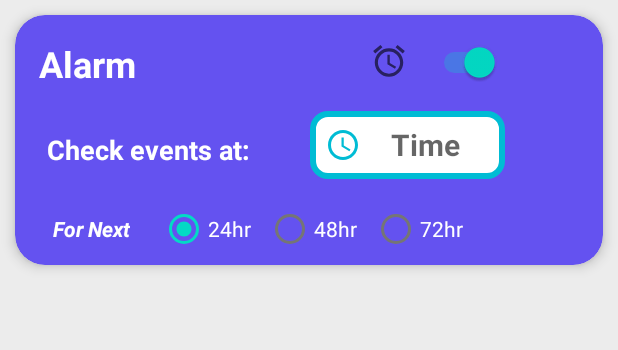
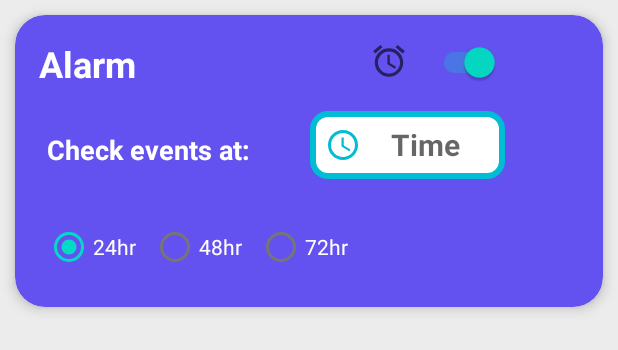
Before and after one commit to m7mdyoussef/Weather_Alert, an Android app: the layout fragment_alarm.xml on its own in the app's theme, with its tools: preview values and no code run, on a phone screen of 412 x 824 dp. Shown: the top 350 px of the screen. Run offline under Robolectric (Android 15) with nearby library versions, the phone set to English and light mode, and no system bars; plain views replace FloatingActionButtonExpandable; network calls fail.

Commit message:
ui last update

```diff
--- a/app/src/main/java/com/joecoding/weatheralert/adapter/AlarmAdapter.kt
+++ b/app/src/main/java/com/joecoding/weatheralert/adapter/AlarmAdapter.kt
@@ -157,7 +157,6 @@ class AlarmAdapter(
        builder.setTitle(R.string.deleteAlarm)
        builder.setMessage(R.string.alarmMessage)
        builder.setPositiveButton(R.string.yes){ _, _ ->
-           Toast.makeText(context,"${items[pos].id} ${items[pos]} ",Toast.LENGTH_LONG).show()
            stopAlarm(items[pos].id)
            alarViewModel.deleteAlarmItem(items[pos].id)
            notifyDataSetChanged()
--- a/app/src/main/java/com/joecoding/weatheralert/ui/favorite/FavoriteFragment.kt
+++ b/app/src/main/java/com/joecoding/weatheralert/ui/favorite/FavoriteFragment.kt
@@ -145,10 +145,6 @@ class FavoriteFragment : Fragment() {
                 // insert to weather data table
                 favoriteViewModel.insertFavoriteToDataBase(latDecimal.toString(),lonDecimal.toString())
 
-                Toast.makeText(context,"latitude ${carmenFeature.center()?.latitude()} \n" +
-                        " longitude ${carmenFeature.center()?.longitude() } \n" +
-                        "location  ${carmenFeature.text()} \n"
-                    , Toast.LENGTH_LONG).show()
                 fab.expand()
                 activity?.supportFragmentManager?.beginTransaction()?.remove(autocompleteFragment)?.commit()
                 binding.placeAutoCompleteFrag.visibility= View.GONE
--- a/app/src/main/java/com/joecoding/weatheralert/ui/settings/SettingFragment.kt
+++ b/app/src/main/java/com/joecoding/weatheralert/ui/settings/SettingFragment.kt
@@ -50,11 +50,9 @@ class SettingFragment : Fragment() {
                 when (checkedId) {
                     R.id.btnMetric -> {
                         units="metric"
-                        showToast("metric")
                     }
                     R.id.btnImperial -> {
                         units="imperial"
-                        showToast("imperial")
                     }
                 }
                 sharedPref.setUnit(units)
@@ -66,11 +64,9 @@ class SettingFragment : Fragment() {
                 when (checkedId) {
                     R.id.arabicBtn -> {
                         language="ar"
-                        showToast("Arabic")
                     }
                     R.id.englishBtn -> {
                         language="en"
-                        showToast("English")
                     }
                 }
                 sharedPref.setLanguage(language)
--- a/app/src/main/res/layout/fragment_alarm.xml
+++ b/app/src/main/res/layout/fragment_alarm.xml
@@ -128,15 +128,17 @@
 
             </LinearLayout>
 
+
             <RadioGroup
                 android:id="@+id/fornextradioGroup"
                 android:layout_width="wrap_content"
-                android:layout_height="wrap_content"
-                android:layout_marginStart="20dp"
+                android:layout_height="48dp"
+                android:layout_marginTop="16dp"
+                android:layout_marginBottom="16dp"
                 android:orientation="horizontal"
-                app:layout_constraintBottom_toBottomOf="@+id/textView6"
-                app:layout_constraintStart_toEndOf="@+id/textView6"
-                app:layout_constraintTop_toTopOf="@+id/textView6">
+                app:layout_constraintBottom_toBottomOf="parent"
+                app:layout_constraintStart_toStartOf="@+id/checkEventLayout"
+                app:layout_constraintTop_toBottomOf="@+id/checkEventLayout">
 
                 <RadioButton
                     android:id="@+id/R24hr"
@@ -145,7 +147,7 @@
                     android:layout_marginEnd="10dp"
                     android:checked="true"
                     android:text="@string/_24hr"
-                    android:textColor="#ffffff"/>
+                    android:textColor="#ffffff" />
 
                 <RadioButton
                     android:id="@+id/R48hr"
@@ -153,28 +155,15 @@
                     android:layout_height="wrap_content"
                     android:layout_marginEnd="10dp"
                     android:text="@string/_48hr"
-                    android:textColor="#ffffff"/>
+                    android:textColor="#ffffff" />
 
                 <RadioButton
                     android:id="@+id/R72hr"
                     android:layout_width="wrap_content"
                     android:layout_height="wrap_content"
                     android:text="@string/_72hr"
-                    android:textColor="#ffffff"/>
+                    android:textColor="#ffffff" />
             </RadioGroup>
-
-            <TextView
-                android:id="@+id/textView6"
-                android:layout_width="wrap_content"
-                android:layout_height="wrap_content"
-                android:layout_marginStart="5dp"
-                android:layout_marginTop="18dp"
-                android:text="@string/forNext"
-                android:textColor="#ffffff"
-                android:textSize="14sp"
-                android:textStyle="bold|italic"
-                app:layout_constraintStart_toStartOf="@+id/checkEventLayout"
-                app:layout_constraintTop_toBottomOf="@+id/checkEventLayout" />
 
         </androidx.constraintlayout.widget.ConstraintLayout>
 
```
Also changed, not shown: app/src/main/java/com/joecoding/weatheralert/ui/alarm/AlarmFragment.kt (+22 -5 lines), app/src/main/java/com/joecoding/weatheralert/ui/alarm/CustomDialogAlarmData.kt (+0 -11 lines), app/src/main/java/com/joecoding/weatheralert/ui/home/HomeFragment.kt (+6 -7 lines).
